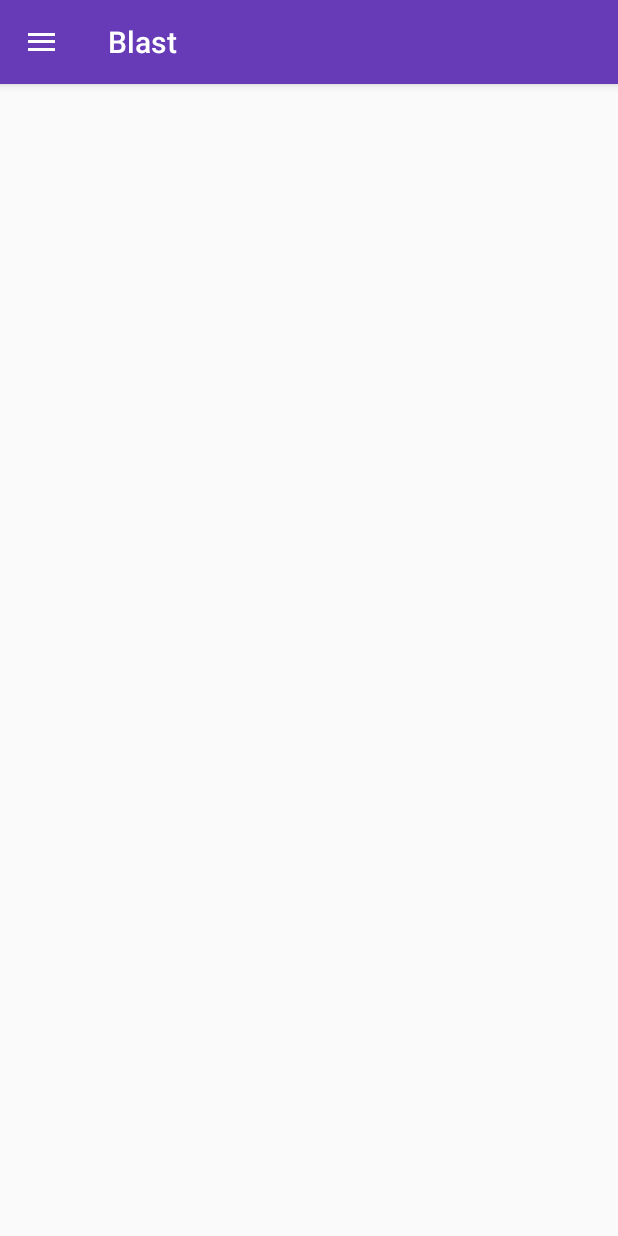
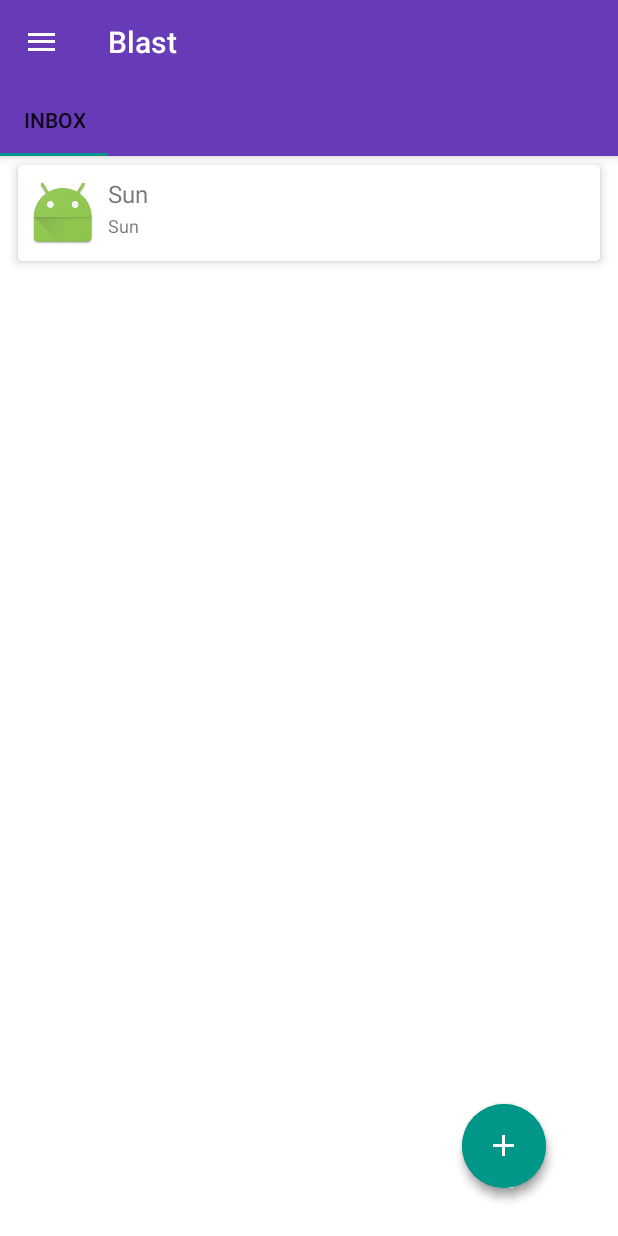
Before and after one commit to eagraf/Blast_New, an Android app: the screen it shows after launch (MainActivity), on a phone screen of 412 x 824 dp. Run offline under Robolectric (Android 15) with nearby library versions, the phone set to English and light mode, and no system bars; 2 statements that could not run were skipped.

Commit message:
Made placeholder inbox view with tabs.

```diff
--- /dev/null
+++ b/app/src/main/java/com/ethangraf/blast/BlastFragment.java
@@ -0,0 +1,49 @@
+package com.ethangraf.blast;
+
+import android.app.Fragment;
+import android.os.Bundle;
+import android.support.design.widget.TabLayout;
+import android.support.v4.view.GravityCompat;
+import android.support.v4.view.ViewPager;
+import android.support.v7.app.AppCompatActivity;
+import android.support.v7.widget.Toolbar;
+import android.view.LayoutInflater;
+import android.view.View;
+import android.view.ViewGroup;
+
+/**
+ * Created by Ethan on 8/8/2015.
+ */
+public class BlastFragment extends Fragment {
+
+    @Override
+    public View onCreateView(LayoutInflater inflater, ViewGroup container, Bundle savedInstanceState) {
+        // Inflate the layout for this fragment
+        View view = inflater.inflate(R.layout.fragment_blast, container, false);
+
+        //Set up the toolbar
+        Toolbar mToolbar = (Toolbar) view.findViewById(R.id.toolbar);
+        ((AppCompatActivity) getActivity()).setSupportActionBar(mToolbar);
+
+        //Enable ActionBar app icon to behave as action to toggle nav drawer
+        ((AppCompatActivity) getActivity()).getSupportActionBar().setDisplayHomeAsUpEnabled(true);
+        mToolbar.setNavigationIcon(R.mipmap.ic_menu_white_24dp);
+        mToolbar.setNavigationOnClickListener(new View.OnClickListener() {
+            @Override
+            public void onClick(View v) {
+                ((MainActivity) getActivity()).getDrawerLayout().openDrawer(GravityCompat.START);
+            }
+        });
+
+        // Get the ViewPager and set it's PagerAdapter so that it can display items
+        ViewPager viewPager = (ViewPager) view.findViewById(R.id.viewpager);
+        viewPager.setAdapter(new BlastFragmentPagerAdapter(((AppCompatActivity) getActivity()).getSupportFragmentManager(),
+                getActivity()));
+
+        // Give the TabLayout the ViewPager
+        TabLayout tabLayout = (TabLayout) view.findViewById(R.id.sliding_tabs);
+        tabLayout.setupWithViewPager(viewPager);
+
+        return view;
+    }
+}
--- /dev/null
+++ b/app/src/main/java/com/ethangraf/blast/BlastFragmentPagerAdapter.java
@@ -0,0 +1,48 @@
+package com.ethangraf.blast;
+
+import android.support.v4.app.Fragment;
+import android.support.v4.app.FragmentManager;
+import android.content.Context;
+import android.support.v4.app.FragmentPagerAdapter;
+
+/**
+ * Created by Ethan on 8/8/2015.
+ */
+public class BlastFragmentPagerAdapter extends FragmentPagerAdapter {
+    final int PAGE_COUNT = 1;
+    private String tabTitles[] = new String[] { "Inbox" };
+    private Context context;
+
+    private InboxFragment inboxFragment;
+
+    public BlastFragmentPagerAdapter(FragmentManager fm, Context context) {
+        super(fm);
+        this.context = context;
+
+        inboxFragment = new InboxFragment();
+    }
+
+    @Override
+    public int getCount() {
+        return PAGE_COUNT;
+    }
+
+    @Override
+    public Fragment getItem(int position) {
+        switch(position) {
+            case 0:
+                break;
+            case 1:
+                break;
+            case 2:
+                break;
+        }
+        return inboxFragment;
+    }
+
+    @Override
+    public CharSequence getPageTitle(int position) {
+        // Generate title based on item position
+        return tabTitles[position];
+    }
+}
--- /dev/null
+++ b/app/src/main/java/com/ethangraf/blast/InboxAdapter.java
@@ -0,0 +1,65 @@
+package com.ethangraf.blast;
+
+import android.support.v7.widget.RecyclerView;
+import android.view.LayoutInflater;
+import android.view.View;
+import android.view.ViewGroup;
+import android.widget.ImageView;
+import android.widget.RelativeLayout;
+import android.widget.TextView;
+
+import java.util.List;
+
+/**
+ * Created by Ethan on 8/8/2015.
+ */
+public class InboxAdapter extends RecyclerView.Adapter<InboxAdapter.ViewHolder> {
+
+    private List<String> mDataSet;
+
+    public InboxAdapter(List<String> data) {
+        this.mDataSet = data;
+    }
+
+    // Provide a reference to the views for each data item
+    // Complex data items may need more than one view per item, and
+    // you provide access to all the views for a data item in a view holder
+    public static class ViewHolder extends RecyclerView.ViewHolder {
+        // each data item is just a string in this case
+        public TextView mFirstLine;
+        public TextView mSecondLine;
+        public ImageView mProfileImage;
+        public ViewHolder(RelativeLayout v) {
+            super(v);
+            mFirstLine = (TextView) v.findViewById(R.id.firstLine);
+            mSecondLine = (TextView) v.findViewById(R.id.secondLine);
+            mProfileImage = (ImageView) v.findViewById(R.id.icon);
+        }
+    }
+
+    //Create new views (invoked by the layout manager)
+    @Override
+    public InboxAdapter.ViewHolder onCreateViewHolder(ViewGroup viewGroup, int i) {
+        // create a new view
+        View v = LayoutInflater.from(viewGroup.getContext()).inflate(R.layout.inbox_list_item, viewGroup, false);
+        // set the view's size, margins, paddings and layout parameters
+
+        ViewHolder vh = new ViewHolder((RelativeLayout) v);
+        return vh;
+    }
+
+    // Replace the contents of a view (invoked by the layout manager)
+    @Override
+    public void onBindViewHolder(InboxAdapter.ViewHolder viewHolder, int i) {
+        // - get element from your dataset at this position
+        // - replace the contents of the view with that element
+        viewHolder.mSecondLine.setText(mDataSet.get(i));
+        viewHolder.mFirstLine.setText(mDataSet.get(i));
+    }
+
+    @Override
+    public int getItemCount() {
+        return mDataSet.size();
+    }
+
+}
--- /dev/null
+++ b/app/src/main/java/com/ethangraf/blast/InboxFragment.java
@@ -0,0 +1,43 @@
+package com.ethangraf.blast;
+
+import android.support.v4.app.Fragment;
+import android.os.Bundle;
+import android.support.v7.widget.LinearLayoutManager;
+import android.support.v7.widget.RecyclerView;
+import android.view.LayoutInflater;
+import android.view.View;
+import android.view.ViewGroup;
+
+import java.util.Arrays;
+
+/**
+ * Created by Ethan on 8/8/2015.
+ */
+public class InboxFragment extends Fragment {
+
+    public RecyclerView mInboxView;
+    public InboxAdapter mInboxAdapter;
+    public RecyclerView.LayoutManager mInboxLayoutManager;
+
+    private static final String planets[] = new String[] {"Sun", "Mercury", "Venus", "Earth", "Mars", "Jupiter", "Saturn", "Uranus", "Neptune", "Pluto"};
+
+    @Override
+    public View onCreateView(LayoutInflater inflater, ViewGroup container, Bundle savedInstanceState) {
+        // Inflate the layout for this fragment
+        View view = inflater.inflate(R.layout.fragment_inbox, container, false);
+
+        mInboxView = (RecyclerView) view.findViewById(R.id.inbox_list_view);
+        mInboxLayoutManager = new LinearLayoutManager(getActivity());
+        mInboxView.setLayoutManager(mInboxLayoutManager);
+
+        mInboxAdapter = new InboxAdapter(Arrays.asList(planets));
+        mInboxView.setAdapter(mInboxAdapter);
+
+        // use this setting to improve performance if you know that changes
+        // in content do not change the layout size of the RecyclerView
+        mInboxView.setHasFixedSize(true);
+
+        System.out.println("HHEKHE");
+        return view;
+    }
+}
--- a/app/src/main/java/com/ethangraf/blast/MainActivity.java
+++ b/app/src/main/java/com/ethangraf/blast/MainActivity.java
@@ -1,5 +1,7 @@
 package com.ethangraf.blast;
 
+import android.app.FragmentManager;
+import android.app.FragmentTransaction;
 import android.os.Bundle;
 import android.support.v4.view.GravityCompat;
 import android.support.v4.widget.DrawerLayout;
@@ -16,24 +18,15 @@ public class MainActivity extends AppCompatActivity implements NavigationView.On
     private DrawerLayout mDrawerLayout;
     private NavigationView mDrawerView;
 
+    private FragmentManager fragmentManager;
+    private FragmentTransaction fragmentTransaction;
+
+    private BlastFragment blastFragment;
+
     @Override
     protected void onCreate(Bundle savedInstanceState) {
         super.onCreate(savedInstanceState);
         setContentView(R.layout.activity_main);
-
-        //Set up the toolbar
-        Toolbar mToolbar = (Toolbar) findViewById(R.id.toolbar);
-        setSupportActionBar(mToolbar);
-
-        //Enable ActionBar app icon to behave as action to toggle nav drawer
-        getSupportActionBar().setDisplayHomeAsUpEnabled(true);
-        mToolbar.setNavigationIcon(R.mipmap.ic_menu_white_24dp);
-        mToolbar.setNavigationOnClickListener(new View.OnClickListener() {
-            @Override
-            public void onClick(View v) {
-                mDrawerLayout.openDrawer(GravityCompat.START);
-            }
-        });
 
         //Initialize some navigation drawer stuff.
         mDrawerLayout = (DrawerLayout) findViewById(R.id.navigation_layout);
@@ -43,6 +36,17 @@ public class MainActivity extends AppCompatActivity implements NavigationView.On
         //Set the navigation drawer information.
         ((TextView) findViewById(R.id.navigation_header).findViewById(R.id.name)).setText("Name");
         ((TextView) findViewById(R.id.navigation_header).findViewById(R.id.email)).setText("Email");
+
+        //Initialize the fragment manager.
+        fragmentManager = getFragmentManager();
+        fragmentTransaction = fragmentManager.beginTransaction();
+
+        //Various fragments used by main activity.
+        blastFragment = new BlastFragment();
+
+        //Start in the inbox fragment.
+        fragmentTransaction.add(R.id.main_content_frame, blastFragment);
+        fragmentTransaction.commit();
     }
 
     @Override
@@ -71,8 +75,12 @@ public class MainActivity extends AppCompatActivity implements NavigationView.On
     //Handle click events on navigation drawer items.
     public boolean onNavigationItemSelected(MenuItem menuItem) {
         menuItem.setChecked(true);
+        fragmentTransaction = getFragmentManager().beginTransaction();
         switch (menuItem.getItemId()) {
             case R.id.navigation_inbox_item:
+                //Open the inbox fragment.
+                fragmentTransaction.replace(R.id.main_content_frame, blastFragment);
+                fragmentTransaction.commit();
                 break;
             case R.id.navigation_event_item:
                 break;
@@ -96,4 +104,8 @@ public class MainActivity extends AppCompatActivity implements NavigationView.On
         mDrawerLayout.closeDrawers();
         return true;
     }
+
+    public DrawerLayout getDrawerLayout() {
+        return mDrawerLayout;
+    }
 }
--- a/app/src/main/res/layout/activity_main.xml
+++ b/app/src/main/res/layout/activity_main.xml
@@ -5,20 +5,15 @@
     android:layout_height="match_parent"
     android:fitsSystemWindows="true">
 
-
     <RelativeLayout
         android:layout_width="match_parent"
         android:layout_height="match_parent">
-
-        <include layout="@layout/toolbar"
-            android:id="@+id/toolbar"/>
 
         <!--Where the fragment goes-->
         <FrameLayout
             android:id="@+id/main_content_frame"
             android:layout_width="match_parent"
-            android:layout_height="match_parent"
-            android:layout_below="@id/toolbar"/>
+            android:layout_height="match_parent"/>
 
     </RelativeLayout>
 
--- /dev/null
+++ b/app/src/main/res/layout/fragment_blast.xml
@@ -0,0 +1,44 @@
+<?xml version="1.0" encoding="utf-8"?>
+<RelativeLayout xmlns:android="http://schemas.android.com/apk/res/android"
+    xmlns:app="http://schemas.android.com/apk/res-auto"
+    android:layout_width="match_parent"
+    android:layout_height="match_parent">
+
+    <include layout="@layout/toolbar"
+        android:id="@+id/toolbar"/>
+
+    <android.support.design.widget.TabLayout
+        android:id="@+id/sliding_tabs"
+        android:layout_width="match_parent"
+        android:layout_height="wrap_content"
+        android:layout_below="@id/toolbar"
+        android:elevation="4dp"
+        app:tabMode="scrollable"
+        android:background="@color/DeepPurple500" />
+
+    <android.support.v4.view.ViewPager
+        android:id="@+id/viewpager"
+        android:layout_width="match_parent"
+        android:layout_height="wrap_content"
+        android:layout_weight="1"
+        android:layout_below="@id/sliding_tabs"
+        android:background="@android:color/white" />
+
+
+    <!--The main floating action button-->
+    <android.support.design.widget.FloatingActionButton
+        xmlns:app="http://schemas.android.com/apk/res-auto"
+        android:id="@+id/inbox_button_add"
+        android:layout_width="wrap_content"
+        android:layout_height="wrap_content"
+        android:src="@mipmap/ic_add_white_24dp"
+        android:layout_alignParentBottom="true"
+        android:layout_alignParentRight="true"
+        android:layout_alignParentEnd="true"
+        android:layout_marginRight="48dp"
+        android:layout_marginBottom="32dp"
+        android:layout_gravity="bottom|right"
+        app:elevation="4dp"
+        app:borderWidth="0dp"/>
+
+</RelativeLayout>
--- /dev/null
+++ b/app/src/main/res/layout/fragment_inbox.xml
@@ -0,0 +1,29 @@
+<RelativeLayout xmlns:android="http://schemas.android.com/apk/res/android"
+    android:orientation="vertical" android:layout_width="match_parent"
+    android:layout_height="match_parent">
+
+    <!-- A RecyclerView with some commonly used attributes -->
+    <!--This is the main list of notifications-->
+    <android.support.v7.widget.RecyclerView
+        android:id="@+id/inbox_list_view"
+        android:scrollbars="vertical"
+        android:layout_width="match_parent"
+        android:layout_height="match_parent"/>
+
+    <!--The main floating action button-->
+    <android.support.design.widget.FloatingActionButton
+        xmlns:app="http://schemas.android.com/apk/res-auto"
+        android:id="@+id/inbox_button_add"
+        android:layout_width="wrap_content"
+        android:layout_height="wrap_content"
+        android:src="@mipmap/ic_add_white_24dp"
+        android:layout_alignParentBottom="true"
+        android:layout_alignParentRight="true"
+        android:layout_alignParentEnd="true"
+        android:layout_marginRight="48dp"
+        android:layout_marginBottom="32dp"
+        android:layout_gravity="bottom|right"
+        app:elevation="4dp"
+        app:borderWidth="0dp"/>
+
+</RelativeLayout>
--- /dev/null
+++ b/app/src/main/res/layout/inbox_list_item.xml
@@ -0,0 +1,68 @@
+<?xml version="1.0" encoding="utf-8"?>
+<RelativeLayout xmlns:android="http://schemas.android.com/apk/res/android"
+    xmlns:card_view="http://schemas.android.com/apk/res-auto"
+    android:layout_width="match_parent"
+    android:layout_height="match_parent"
+    android:id="@+id/card_layout">
+
+    <!-- A CardView that contains a TextView -->
+    <android.support.v7.widget.CardView
+        xmlns:card_view="http://schemas.android.com/apk/res-auto"
+        android:id="@+id/card_view"
+        android:layout_gravity="center"
+        android:layout_width="fill_parent"
+        android:layout_height="64dp"
+        card_view:cardCornerRadius="3dp"
+        card_view:cardElevation="4dp"
+        android:layout_marginLeft="12dp"
+        android:layout_marginRight="12dp"
+        android:layout_marginTop="6dp"
+        android:layout_marginBottom="0dp"
+        android:focusableInTouchMode="true"
+        android:longClickable="true"
+        android:layout_alignParentRight="true"
+        android:background="@color/White"
+        android:padding="6dp">
+
+        <RelativeLayout xmlns:android="http://schemas.android.com/apk/res/android"
+            android:layout_width="match_parent"
+            android:layout_height="?android:attr/listPreferredItemHeight"
+            android:padding="6dip"
+            android:descendantFocusability="blocksDescendants">
+
+            <ImageView
+                android:id="@+id/icon"
+                android:layout_width="wrap_content"
+                android:layout_height="match_parent"
+                android:layout_alignParentBottom="true"
+                android:layout_alignParentTop="true"
+                android:layout_marginRight="6dip"
+                android:contentDescription="TODO"
+                android:src="@mipmap/ic_launcher" />
+
+            <TextView
+                android:id="@+id/secondLine"
+                android:layout_width="match_parent"
+                android:layout_height="26dip"
+                android:layout_alignParentBottom="true"
+                android:layout_alignParentRight="true"
+                android:layout_toRightOf="@id/icon"
+                android:ellipsize="marquee"
+                android:singleLine="true"
+                android:textSize="12sp" />
+
+            <TextView
+                android:id="@+id/firstLine"
+                android:layout_width="match_parent"
+                android:layout_height="wrap_content"
+                android:layout_above="@id/secondLine"
+                android:layout_alignParentRight="true"
+                android:layout_alignParentTop="true"
+                android:layout_alignWithParentIfMissing="true"
+                android:layout_toRightOf="@id/icon"
+                android:gravity="center_vertical"
+                android:textSize="16sp" />
+
+        </RelativeLayout>
+    </android.support.v7.widget.CardView>
+</RelativeLayout>
```
Also changed, not shown: 1 other file.
